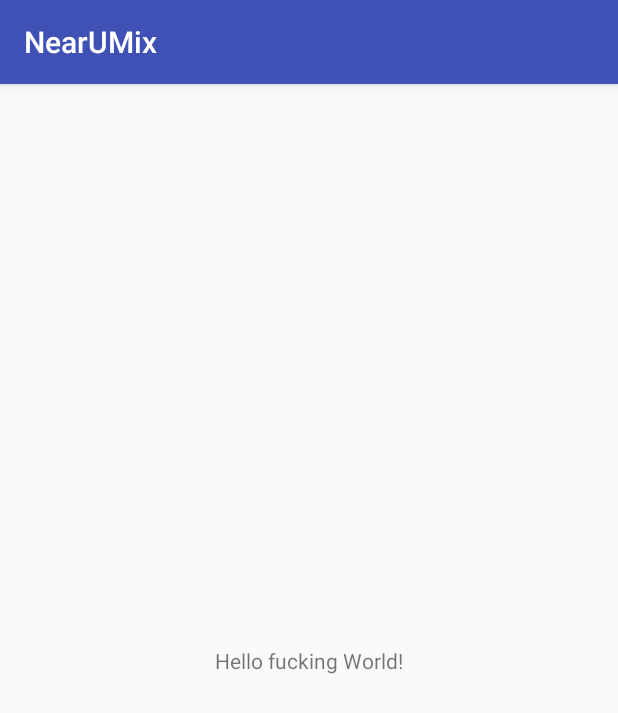
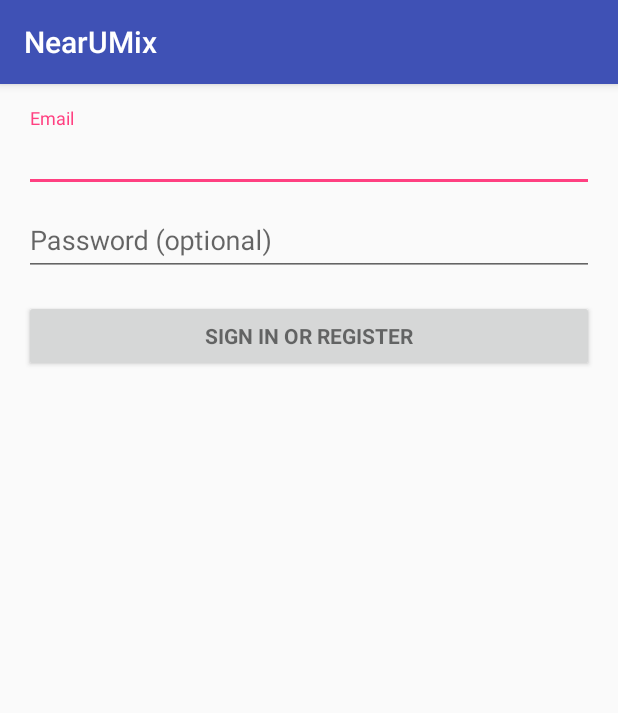
Before and after one commit to apomalyn/NearUMix, an Android app: the screen it shows after launch (VueConnexion), on a phone screen of 412 x 824 dp. Shown: the top 713 px of the screen. Run offline under Robolectric (Android 15) with nearby library versions, the phone set to English and light mode, and no system bars; 2 statements that could not run were skipped.

Commit message:
Creation de la vue de connexion

```diff
--- a/app/build.gradle
+++ b/app/build.gradle
@@ -26,5 +26,6 @@ dependencies {
     })
     compile 'com.android.support:appcompat-v7:26.+'
     compile 'com.android.support.constraint:constraint-layout:1.0.2'
+    compile 'com.android.support:design:26.+'
     testCompile 'junit:junit:4.12'
 }
--- a/app/src/main/java/squiddle/sheshire/apomalyn/qc/ca/nearumix/VueConnexion.java
+++ b/app/src/main/java/squiddle/sheshire/apomalyn/qc/ca/nearumix/VueConnexion.java
@@ -1,13 +1,349 @@
 package squiddle.sheshire.apomalyn.qc.ca.nearumix;
 
+import android.animation.Animator;
+import android.animation.AnimatorListenerAdapter;
+import android.annotation.TargetApi;
+import android.content.pm.PackageManager;
+import android.support.annotation.NonNull;
+import android.support.design.widget.Snackbar;
 import android.support.v7.app.AppCompatActivity;
+import android.app.LoaderManager.LoaderCallbacks;
+
+import android.content.CursorLoader;
+import android.content.Loader;
+import android.database.Cursor;
+import android.net.Uri;
+import android.os.AsyncTask;
+
+import android.os.Build;
 import android.os.Bundle;
+import android.provider.ContactsContract;
+import android.text.TextUtils;
+import android.view.KeyEvent;
+import android.view.View;
+import android.view.View.OnClickListener;
+import android.view.inputmethod.EditorInfo;
+import android.widget.ArrayAdapter;
+import android.widget.AutoCompleteTextView;
+import android.widget.Button;
+import android.widget.EditText;
+import android.widget.TextView;
 
-public class VueConnexion extends AppCompatActivity {
+import java.util.ArrayList;
+import java.util.List;
+
+import static android.Manifest.permission.READ_CONTACTS;
+
+/**
+ * A login screen that offers login via email/password.
+ */
+public class VueConnexion extends AppCompatActivity implements LoaderCallbacks<Cursor> {
+
+    /**
+     * Id to identity READ_CONTACTS permission request.
+     */
+    private static final int REQUEST_READ_CONTACTS = 0;
+
+    /**
+     * A dummy authentication store containing known user names and passwords.
+     * TODO: remove after connecting to a real authentication system.
+     */
+    private static final String[] DUMMY_CREDENTIALS = new String[]{
+            "foo@example.com:hello", "bar@example.com:world"
+    };
+    /**
+     * Keep track of the login task to ensure we can cancel it if requested.
+     */
+    private UserLoginTask mAuthTask = null;
+
+    // UI references.
+    private AutoCompleteTextView mEmailView;
+    private EditText mPasswordView;
+    private View mProgressView;
+    private View mLoginFormView;
 
     @Override
     protected void onCreate(Bundle savedInstanceState) {
         super.onCreate(savedInstanceState);
         setContentView(R.layout.vue_connexion);
+        // Set up the login form.
+        mEmailView = (AutoCompleteTextView) findViewById(R.id.email);
+        populateAutoComplete();
+
+        mPasswordView = (EditText) findViewById(R.id.password);
+        mPasswordView.setOnEditorActionListener(new TextView.OnEditorActionListener() {
+            @Override
+            public boolean onEditorAction(TextView textView, int id, KeyEvent keyEvent) {
+                if (id == R.id.login || id == EditorInfo.IME_NULL) {
+                    attemptLogin();
+                    return true;
+                }
+                return false;
+            }
+        });
+
+        Button mEmailSignInButton = (Button) findViewById(R.id.email_sign_in_button);
+        mEmailSignInButton.setOnClickListener(new OnClickListener() {
+            @Override
+            public void onClick(View view) {
+                attemptLogin();
+            }
+        });
+
+        mLoginFormView = findViewById(R.id.login_form);
+        mProgressView = findViewById(R.id.login_progress);
+    }
+
+    private void populateAutoComplete() {
+        if (!mayRequestContacts()) {
+            return;
+        }
+
+        getLoaderManager().initLoader(0, null, this);
+    }
+
+    private boolean mayRequestContacts() {
+        if (Build.VERSION.SDK_INT < Build.VERSION_CODES.M) {
+            return true;
+        }
+        if (checkSelfPermission(READ_CONTACTS) == PackageManager.PERMISSION_GRANTED) {
+            return true;
+        }
+        if (shouldShowRequestPermissionRationale(READ_CONTACTS)) {
+            Snackbar.make(mEmailView, R.string.permission_rationale, Snackbar.LENGTH_INDEFINITE)
+                    .setAction(android.R.string.ok, new View.OnClickListener() {
+                        @Override
+                        @TargetApi(Build.VERSION_CODES.M)
+                        public void onClick(View v) {
+                            requestPermissions(new String[]{READ_CONTACTS}, REQUEST_READ_CONTACTS);
+                        }
+                    });
+        } else {
+            requestPermissions(new String[]{READ_CONTACTS}, REQUEST_READ_CONTACTS);
+        }
+        return false;
+    }
+
+    /**
+     * Callback received when a permissions request has been completed.
+     */
+    @Override
+    public void onRequestPermissionsResult(int requestCode, @NonNull String[] permissions,
+                                           @NonNull int[] grantResults) {
+        if (requestCode == REQUEST_READ_CONTACTS) {
+            if (grantResults.length == 1 && grantResults[0] == PackageManager.PERMISSION_GRANTED) {
+                populateAutoComplete();
+            }
+        }
+    }
+
+
+    /**
+     * Attempts to sign in or register the account specified by the login form.
+     * If there are form errors (invalid email, missing fields, etc.), the
+     * errors are presented and no actual login attempt is made.
+     */
+    private void attemptLogin() {
+        if (mAuthTask != null) {
+            return;
+        }
+
+        // Reset errors.
+        mEmailView.setError(null);
+        mPasswordView.setError(null);
+
+        // Store values at the time of the login attempt.
+        String email = mEmailView.getText().toString();
+        String password = mPasswordView.getText().toString();
+
+        boolean cancel = false;
+        View focusView = null;
+
+        // Check for a valid password, if the user entered one.
+        if (!TextUtils.isEmpty(password) && !isPasswordValid(password)) {
+            mPasswordView.setError(getString(R.string.error_invalid_password));
+            focusView = mPasswordView;
+            cancel = true;
+        }
+
+        // Check for a valid email address.
+        if (TextUtils.isEmpty(email)) {
+            mEmailView.setError(getString(R.string.error_field_required));
+            focusView = mEmailView;
+            cancel = true;
+        } else if (!isEmailValid(email)) {
+            mEmailView.setError(getString(R.string.error_invalid_email));
+            focusView = mEmailView;
+            cancel = true;
+        }
+
+        if (cancel) {
+            // There was an error; don't attempt login and focus the first
+            // form field with an error.
+            focusView.requestFocus();
+        } else {
+            // Show a progress spinner, and kick off a background task to
+            // perform the user login attempt.
+            showProgress(true);
+            mAuthTask = new UserLoginTask(email, password);
+            mAuthTask.execute((Void) null);
+        }
+    }
+
+    private boolean isEmailValid(String email) {
+        //TODO: Replace this with your own logic
+        return email.contains("@");
+    }
+
+    private boolean isPasswordValid(String password) {
+        //TODO: Replace this with your own logic
+        return password.length() > 4;
+    }
+
+    /**
+     * Shows the progress UI and hides the login form.
+     */
+    @TargetApi(Build.VERSION_CODES.HONEYCOMB_MR2)
+    private void showProgress(final boolean show) {
+        // On Honeycomb MR2 we have the ViewPropertyAnimator APIs, which allow
+        // for very easy animations. If available, use these APIs to fade-in
+        // the progress spinner.
+        if (Build.VERSION.SDK_INT >= Build.VERSION_CODES.HONEYCOMB_MR2) {
+            int shortAnimTime = getResources().getInteger(android.R.integer.config_shortAnimTime);
+
+            mLoginFormView.setVisibility(show ? View.GONE : View.VISIBLE);
+            mLoginFormView.animate().setDuration(shortAnimTime).alpha(
+                    show ? 0 : 1).setListener(new AnimatorListenerAdapter() {
+                @Override
+                public void onAnimationEnd(Animator animation) {
+                    mLoginFormView.setVisibility(show ? View.GONE : View.VISIBLE);
+                }
+            });
+
+            mProgressView.setVisibility(show ? View.VISIBLE : View.GONE);
+            mProgressView.animate().setDuration(shortAnimTime).alpha(
+                    show ? 1 : 0).setListener(new AnimatorListenerAdapter() {
+                @Override
+                public void onAnimationEnd(Animator animation) {
+                    mProgressView.setVisibility(show ? View.VISIBLE : View.GONE);
+                }
+            });
+        } else {
+            // The ViewPropertyAnimator APIs are not available, so simply show
+            // and hide the relevant UI components.
+            mProgressView.setVisibility(show ? View.VISIBLE : View.GONE);
+            mLoginFormView.setVisibility(show ? View.GONE : View.VISIBLE);
+        }
+    }
+
+    @Override
+    public Loader<Cursor> onCreateLoader(int i, Bundle bundle) {
+        return new CursorLoader(this,
+                // Retrieve data rows for the device user's 'profile' contact.
+                Uri.withAppendedPath(ContactsContract.Profile.CONTENT_URI,
+                        ContactsContract.Contacts.Data.CONTENT_DIRECTORY), ProfileQuery.PROJECTION,
+
+                // Select only email addresses.
+                ContactsContract.Contacts.Data.MIMETYPE +
+                        " = ?", new String[]{ContactsContract.CommonDataKinds.Email
+                .CONTENT_ITEM_TYPE},
+
+                // Show primary email addresses first. Note that there won't be
+                // a primary email address if the user hasn't specified one.
+                ContactsContract.Contacts.Data.IS_PRIMARY + " DESC");
+    }
+
+    @Override
+    public void onLoadFinished(Loader<Cursor> cursorLoader, Cursor cursor) {
+        List<String> emails = new ArrayList<>();
+        cursor.moveToFirst();
+        while (!cursor.isAfterLast()) {
+            emails.add(cursor.getString(ProfileQuery.ADDRESS));
+            cursor.moveToNext();
+        }
+
+        addEmailsToAutoComplete(emails);
+    }
+
+    @Override
+    public void onLoaderReset(Loader<Cursor> cursorLoader) {
+
+    }
+
+    private void addEmailsToAutoComplete(List<String> emailAddressCollection) {
+        //Create adapter to tell the AutoCompleteTextView what to show in its dropdown list.
+        ArrayAdapter<String> adapter =
+                new ArrayAdapter<>(VueConnexion.this,
+                        android.R.layout.simple_dropdown_item_1line, emailAddressCollection);
+
+        mEmailView.setAdapter(adapter);
+    }
+
+
+    private interface ProfileQuery {
+        String[] PROJECTION = {
+                ContactsContract.CommonDataKinds.Email.ADDRESS,
+                ContactsContract.CommonDataKinds.Email.IS_PRIMARY,
+        };
+
+        int ADDRESS = 0;
+        int IS_PRIMARY = 1;
+    }
+
+    /**
+     * Represents an asynchronous login/registration task used to authenticate
+     * the user.
+     */
+    public class UserLoginTask extends AsyncTask<Void, Void, Boolean> {
+
+        private final String mEmail;
+        private final String mPassword;
+
+        UserLoginTask(String email, String password) {
+            mEmail = email;
+            mPassword = password;
+        }
+
+        @Override
+        protected Boolean doInBackground(Void... params) {
+            // TODO: attempt authentication against a network service.
+
+            try {
+                // Simulate network access.
+                Thread.sleep(2000);
+            } catch (InterruptedException e) {
+                return false;
+            }
+
+            for (String credential : DUMMY_CREDENTIALS) {
+                String[] pieces = credential.split(":");
+                if (pieces[0].equals(mEmail)) {
+                    // Account exists, return true if the password matches.
+                    return pieces[1].equals(mPassword);
+                }
+            }
+
+            // TODO: register the new account here.
+            return true;
+        }
+
+        @Override
+        protected void onPostExecute(final Boolean success) {
+            mAuthTask = null;
+            showProgress(false);
+
+            if (success) {
+                finish();
+            } else {
+                mPasswordView.setError(getString(R.string.error_incorrect_password));
+                mPasswordView.requestFocus();
+            }
+        }
+
+        @Override
+        protected void onCancelled() {
+            mAuthTask = null;
+            showProgress(false);
+        }
     }
 }
--- a/app/src/main/res/layout/vue_connexion.xml
+++ b/app/src/main/res/layout/vue_connexion.xml
@@ -1,18 +1,77 @@
-<?xml version="1.0" encoding="utf-8"?>
-<android.support.constraint.ConstraintLayout xmlns:android="http://schemas.android.com/apk/res/android"
-    xmlns:app="http://schemas.android.com/apk/res-auto"
+<LinearLayout xmlns:android="http://schemas.android.com/apk/res/android"
     xmlns:tools="http://schemas.android.com/tools"
     android:layout_width="match_parent"
     android:layout_height="match_parent"
+    android:gravity="center_horizontal"
+    android:orientation="vertical"
+    android:paddingBottom="@dimen/activity_vertical_margin"
+    android:paddingLeft="@dimen/activity_horizontal_margin"
+    android:paddingRight="@dimen/activity_horizontal_margin"
+    android:paddingTop="@dimen/activity_vertical_margin"
     tools:context="squiddle.sheshire.apomalyn.qc.ca.nearumix.VueConnexion">
 
-    <TextView
+    <!-- Login progress -->
+    <ProgressBar
+        android:id="@+id/login_progress"
+        style="?android:attr/progressBarStyleLarge"
         android:layout_width="wrap_content"
         android:layout_height="wrap_content"
-        android:text="Hello fucking World!"
-        app:layout_constraintBottom_toBottomOf="parent"
-        app:layout_constraintLeft_toLeftOf="parent"
-        app:layout_constraintRight_toRightOf="parent"
-        app:layout_constraintTop_toTopOf="parent" />
+        android:layout_marginBottom="8dp"
+        android:visibility="gone" />
 
-</android.support.constraint.ConstraintLayout>
+    <ScrollView
+        android:id="@+id/login_form"
+        android:layout_width="match_parent"
+        android:layout_height="match_parent">
+
+        <LinearLayout
+            android:id="@+id/email_login_form"
+            android:layout_width="match_parent"
+            android:layout_height="wrap_content"
+            android:orientation="vertical">
+
+            <android.support.design.widget.TextInputLayout
+                android:layout_width="match_parent"
+                android:layout_height="wrap_content">
+
+                <AutoCompleteTextView
+                    android:id="@+id/email"
+                    android:layout_width="match_parent"
+                    android:layout_height="wrap_content"
+                    android:hint="@string/prompt_email"
+                    android:inputType="textEmailAddress"
+                    android:maxLines="1"
+                    android:singleLine="true" />
+
+            </android.support.design.widget.TextInputLayout>
+
+            <android.support.design.widget.TextInputLayout
+                android:layout_width="match_parent"
+                android:layout_height="wrap_content">
+
+                <EditText
+                    android:id="@+id/password"
+                    android:layout_width="match_parent"
+                    android:layout_height="wrap_content"
+                    android:hint="@string/prompt_password"
+                    android:imeActionId="@+id/login"
+                    android:imeActionLabel="@string/action_sign_in_short"
+                    android:imeOptions="actionUnspecified"
+                    android:inputType="textPassword"
+                    android:maxLines="1"
+                    android:singleLine="true" />
+
+            </android.support.design.widget.TextInputLayout>
+
+            <Button
+                android:id="@+id/email_sign_in_button"
+                style="?android:textAppearanceSmall"
+                android:layout_width="match_parent"
+                android:layout_height="wrap_content"
+                android:layout_marginTop="16dp"
+                android:text="@string/action_sign_in"
+                android:textStyle="bold" />
+
+        </LinearLayout>
+    </ScrollView>
+</LinearLayout>
--- /dev/null
+++ b/app/src/main/res/values/dimens.xml
@@ -0,0 +1,5 @@
+<resources>
+    <!-- Default screen margins, per the Android Design guidelines. -->
+    <dimen name="activity_horizontal_margin">16dp</dimen>
+    <dimen name="activity_vertical_margin">16dp</dimen>
+</resources>
--- a/app/src/main/res/values/strings.xml
+++ b/app/src/main/res/values/strings.xml
@@ -1,3 +1,17 @@
 <resources>
     <string name="app_name">NearUMix</string>
+    <string name="title_activity_vue_connexion">Connexion</string>
+
+    <!-- Strings related to login -->
+    <string name="prompt_email">Email</string>
+    <string name="prompt_password">Password (optional)</string>
+    <string name="action_sign_in">Sign in or register</string>
+    <string name="action_sign_in_short">Sign in</string>
+    <string name="error_invalid_email">This email address is invalid</string>
+    <string name="error_invalid_password">This password is too short</string>
+    <string name="error_incorrect_password">This password is incorrect</string>
+    <string name="error_field_required">This field is required</string>
+    <string name="permission_rationale">"Contacts permissions are needed for providing email
+        completions."
+    </string>
 </resources>
```
Also changed, not shown: app/src/main/AndroidManifest.xml (+8 -1 lines), 1 other file.
